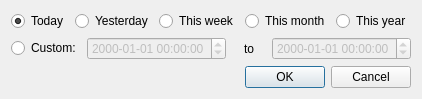
The window that desktop/charts/datasettimespandialog.ui (davidrg/zxweather) describes before a commit, drawn with Qt 5.
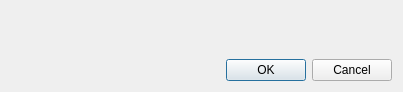
The same window after the commit. Custom widgets are drawn as their Qt base class.

Commit message: Move start/end time picker out of data set timespan dialog into separate widget.

Patch:
```diff
--- a/desktop/charts/datasettimespandialog.ui
+++ b/desktop/charts/datasettimespandialog.ui
@@ -14,98 +14,7 @@
    <string>Data Set Timespan</string>
   </property>
   <layout class="QGridLayout" name="gridLayout">
-   <item row="0" column="0">
-    <widget class="QRadioButton" name="rbTToday">
-     <property name="text">
-      <string>Today</string>
-     </property>
-     <property name="checked">
-      <bool>true</bool>
-     </property>
-    </widget>
-   </item>
-   <item row="0" column="1">
-    <widget class="QRadioButton" name="rbTYesterday">
-     <property name="text">
-      <string>Yesterday</string>
-     </property>
-    </widget>
-   </item>
-   <item row="0" column="2">
-    <widget class="QRadioButton" name="rbTThisWeek">
-     <property name="text">
-      <string>This week</string>
-     </property>
-    </widget>
-   </item>
-   <item row="0" column="3">
-    <widget class="QRadioButton" name="rbTThisMonth">
-     <property name="text">
-      <string>This month</string>
-     </property>
-    </widget>
-   </item>
-   <item row="0" column="4">
-    <widget class="QRadioButton" name="rbTThisYear">
-     <property name="text">
-      <string>This year</string>
-     </property>
-    </widget>
-   </item>
-   <item row="1" column="0" colspan="5">
-    <layout class="QHBoxLayout" name="horizontalLayout">
-     <item>
-      <widget class="QRadioButton" name="rbTCustom">
-       <property name="text">
-        <string>Custom:</string>
-       </property>
-      </widget>
-     </item>
-     <item>
-      <widget class="QDateTimeEdit" name="startTime">
-       <property name="enabled">
-        <bool>false</bool>
-       </property>
-       <property name="keyboardTracking">
-        <bool>false</bool>
-       </property>
-       <property name="displayFormat">
-        <string>yyyy-MM-dd hh:mm:ss</string>
-       </property>
-      </widget>
-     </item>
-     <item>
-      <widget class="QLabel" name="label">
-       <property name="sizePolicy">
-        <sizepolicy hsizetype="Minimum" vsizetype="Preferred">
-         <horstretch>0</horstretch>
-         <verstretch>0</verstretch>
-        </sizepolicy>
-       </property>
-       <property name="text">
-        <string>to</string>
-       </property>
-       <property name="alignment">
-        <set>Qt::AlignCenter</set>
-       </property>
-      </widget>
-     </item>
-     <item>
-      <widget class="QDateTimeEdit" name="endTime">
-       <property name="enabled">
-        <bool>false</bool>
-       </property>
-       <property name="displayFormat">
-        <string>yyyy-MM-dd hh:mm:ss</string>
-       </property>
-       <property name="calendarPopup">
-        <bool>false</bool>
-       </property>
-      </widget>
-     </item>
-    </layout>
-   </item>
-   <item row="2" column="0" colspan="5">
+   <item row="1" column="0" colspan="2">
     <widget class="QDialogButtonBox" name="buttonBox">
      <property name="orientation">
       <enum>Qt::Horizontal</enum>
@@ -115,8 +24,19 @@
      </property>
     </widget>
    </item>
+   <item row="0" column="0" colspan="2">
+    <widget class="TimespanWidget" name="timespan" native="true"/>
+   </item>
   </layout>
  </widget>
+ <customwidgets>
+  <customwidget>
+   <class>TimespanWidget</class>
+   <extends>QWidget</extends>
+   <header>timespanwidget.h</header>
+   <container>1</container>
+  </customwidget>
+ </customwidgets>
  <resources/>
  <connections>
   <connection>
```
The commit also changes 6 other files.
